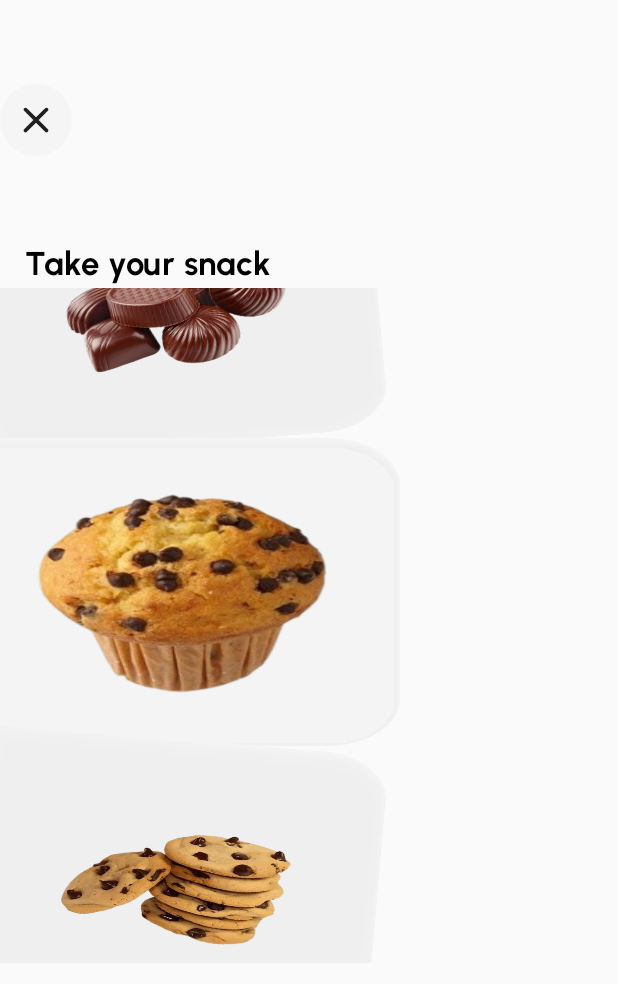
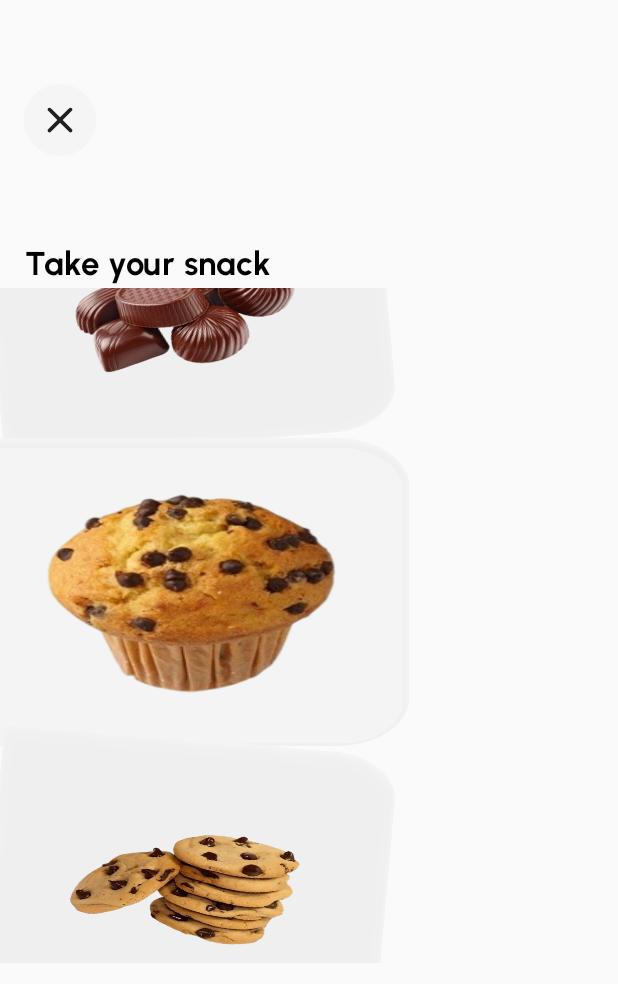
Before and after one commit to nourelhodaahmed/Caffeine, an Android app built with Jetpack Compose: the SnackSelectionScreen screen opened through its navigation route, on a phone screen of 412 x 824 dp. Shown: the top 984 px of the screen. Run offline under Robolectric (Android 15) with nearby library versions, the phone set to English and light mode, and no system bars.

Commit message:
refactor: enhance code

```diff
--- a/app/src/main/java/com/android/caffeine/ui/component/TopAppBar.kt
+++ b/app/src/main/java/com/android/caffeine/ui/component/TopAppBar.kt
@@ -2,6 +2,7 @@ package com.android.caffeine.ui.component
 
 import androidx.compose.foundation.Image
 import androidx.compose.foundation.background
+import androidx.compose.foundation.clickable
 import androidx.compose.foundation.layout.Arrangement
 import androidx.compose.foundation.layout.Box
 import androidx.compose.foundation.layout.Row
@@ -34,6 +35,8 @@ fun TopAppBar(
     startIcon: Painter? = null,
     title: String? = null,
     endIcon: Painter? = null,
+    onStartIconClicked : () -> Unit = {},
+    onEndIconClicked : () -> Unit = {},
 ) {
     Row(
         modifier = modifier
@@ -52,7 +55,7 @@ fun TopAppBar(
             )
         }
         if (startIcon != null) {
-            TopAppBarIcon(startIcon)
+            TopAppBarIcon(startIcon, onStartIconClicked)
         }
         Box(modifier = Modifier.weight(1f)){
             if (title != null){
@@ -69,17 +72,19 @@ fun TopAppBar(
             }
         }
         if (endIcon != null) {
-            TopAppBarIcon(endIcon)
+            TopAppBarIcon(endIcon, onEndIconClicked)
         }
     }
 }
 
 @Composable
-private fun TopAppBarIcon(Icon: Painter) {
+private fun TopAppBarIcon(Icon: Painter, onClick: () -> Unit) {
     Box(
         modifier = Modifier
             .size(48.dp)
             .background(color = TopBarButtonBackground, shape = CircleShape)
+            .clip(CircleShape)
+            .clickable(onClick = onClick)
     ) {
         Icon(
             painter = Icon,
--- a/app/src/main/java/com/android/caffeine/ui/screen/drinkselection/component/Content.kt
+++ b/app/src/main/java/com/android/caffeine/ui/screen/drinkselection/component/Content.kt
@@ -30,7 +30,7 @@ fun Content(){
     )
 
     Text(
-        text = "Hamsa ☀",
+        text = "Nour ☀",
         style = TextStyle(
             fontFamily = Urbanist,
             fontWeight = FontWeight.Bold,
--- a/app/src/main/java/com/android/caffeine/ui/screen/snackselection/SnackSelection.kt
+++ b/app/src/main/java/com/android/caffeine/ui/screen/snackselection/SnackSelection.kt
@@ -2,9 +2,7 @@ package com.android.caffeine.ui.screen.snackselection
 
 import androidx.compose.foundation.layout.Box
 import androidx.compose.foundation.layout.Column
-import androidx.compose.foundation.layout.Spacer
 import androidx.compose.foundation.layout.fillMaxSize
-import androidx.compose.foundation.layout.height
 import androidx.compose.foundation.layout.padding
 import androidx.compose.foundation.rememberScrollState
 import androidx.compose.foundation.verticalScroll
@@ -35,11 +33,10 @@ fun SnackSelection(navController: NavController) {
         Column(
             modifier = Modifier
                 .fillMaxSize()
+                .padding(horizontal = 16.dp)
                 .verticalScroll(rememberScrollState()),
         ) {
             TopAppBar(startIcon = painterResource(R.drawable.cancel_round))
-
-            Spacer(modifier = Modifier.height(56.dp))
             Text(
                 text = "Take your snack",
                 fontFamily = Urbanist,
@@ -49,7 +46,7 @@ fun SnackSelection(navController: NavController) {
                 lineHeight = 32.sp,
                 textAlign = TextAlign.Center,
                 color = Color.Black,
-                modifier = Modifier.padding(horizontal = 16.dp)
+                modifier = Modifier.padding(top = 56.dp)
             )
             VerticalSnackPager(
                 onItemClick = {id ->
--- a/app/src/main/java/com/android/caffeine/ui/screen/snackselection/component/CardSnack.kt
+++ b/app/src/main/java/com/android/caffeine/ui/screen/snackselection/component/CardSnack.kt
@@ -18,7 +18,6 @@ import androidx.compose.ui.draw.clip
 import androidx.compose.ui.draw.shadow
 import androidx.compose.ui.graphics.Color
 import androidx.compose.ui.graphics.graphicsLayer
-import androidx.compose.ui.layout.ContentScale
 import androidx.compose.ui.res.painterResource
 import androidx.compose.ui.unit.Dp
 import androidx.compose.ui.unit.dp
@@ -28,7 +27,6 @@ import androidx.compose.ui.unit.dp
 fun CardSnack(
     imageRes: Int,
     snackId: Int,
-    contentDescription: String,
     scale: Float,
     rotationZ: Float,
     offsetY: Dp,
@@ -64,17 +62,13 @@ fun CardSnack(
                     alpha = 1f
                 )
                 .animateContentSize(
-                    animationSpec = tween(
-                        durationMillis = 1500,
-                        easing = FastOutSlowInEasing
-                    )
+                    animationSpec = tween(durationMillis = 1500, easing = FastOutSlowInEasing)
                 ),
             contentAlignment = Alignment.Center
         ) {
             Image(
                 painter = painterResource(id = imageRes),
-                contentDescription = contentDescription,
-                contentScale = ContentScale.Fit,
+                contentDescription = null,
                 modifier = Modifier
                     .width(134.23.dp)
                     .height(139.dp)
--- a/app/src/main/java/com/android/caffeine/ui/screen/snackselection/component/VerticalSnackPager.kt
+++ b/app/src/main/java/com/android/caffeine/ui/screen/snackselection/component/VerticalSnackPager.kt
@@ -49,7 +49,6 @@ fun VerticalSnackPager(
         CardSnack(
             imageRes = snacks[index].img,
             snackId = snacks[index].id,
-            contentDescription = snacks[index].name,
             scale = scale,
             rotationZ = rotationZ,
             offsetY = offsetY,
```
Also changed, not shown: app/src/main/java/com/android/caffeine/ui/screen/snackdetails/SnackDetails.kt (+21 -18 lines), app/src/main/java/com/android/caffeine/ui/screen/snackdetails/component/BonAppetit.kt (+4 -3 lines), app/src/main/java/com/android/caffeine/ui/screen/snackdetails/component/CoffeePromoBanner.kt (+5 -15 lines), app/src/main/java/com/android/caffeine/ui/screen/snackdetails/component/CustomImage.kt (deleted, +0 -18 lines), app/src/main/res/drawable/arrow_right_round.xml (added, +10 -0 lines).
